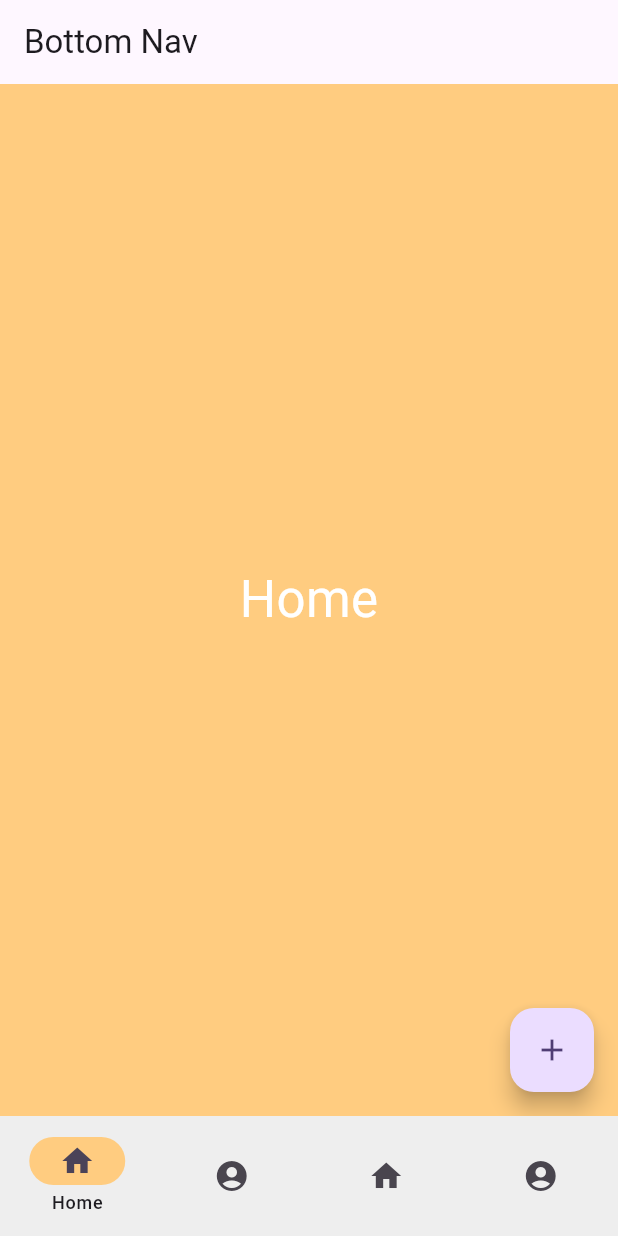
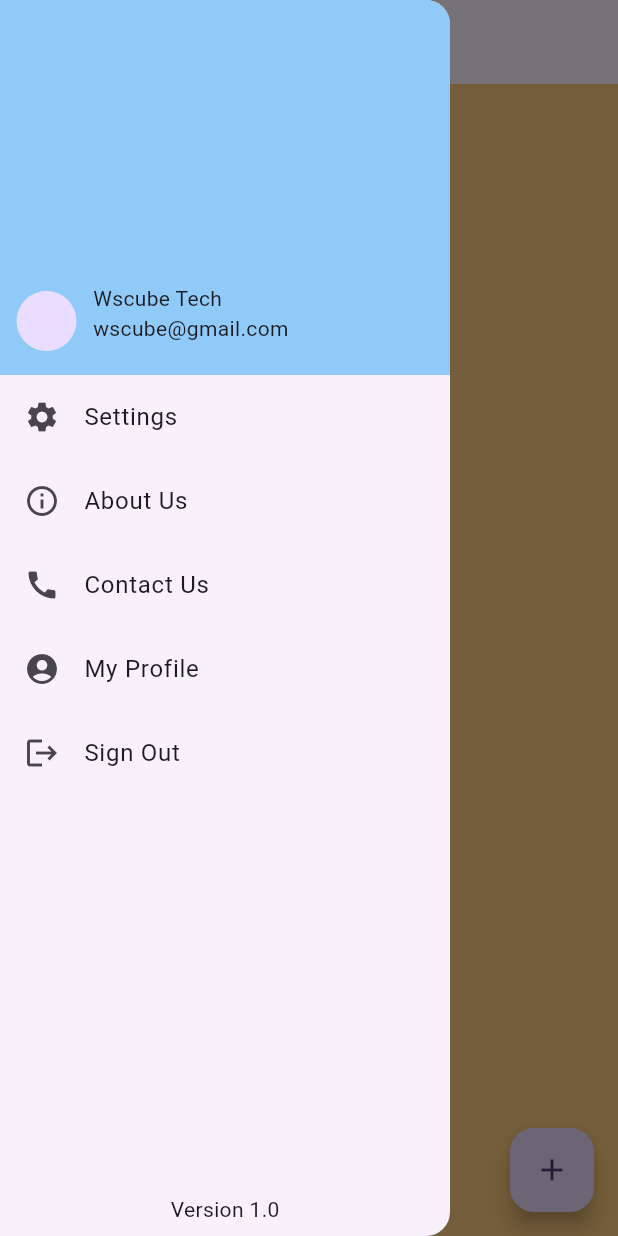
Before and after one commit to raunak2909/app_bar_173, a Flutter app: the screen it shows after launch, with the side drawer open (before the commit the screen has no drawer), on a phone screen of 412 x 824 dp. Run offline on Flutter 3.47's test engine with Material 2 defaults, Android fonts, the light colour scheme and no system bars.

Commit message:
Drawer added

```diff
--- /dev/null
+++ b/lib/drawer.dart
@@ -0,0 +1,98 @@
+import 'package:app_bar_173/tabs/chat_tab.dart';
+import 'package:app_bar_173/tabs/status_tab.dart';
+import 'package:flutter/material.dart';
+
+class DrawerPage extends StatefulWidget {
+  @override
+  State<DrawerPage> createState() => _DrawerPageState();
+}
+
+class _DrawerPageState extends State<DrawerPage> {
+  List<Map<String, dynamic>> drawerItems = [
+    {"icon": Icons.settings, "title": "Settings"},
+    {"icon": Icons.info_outline, "title": "About Us"},
+    {"icon": Icons.call, "title": "Contact Us"},
+    {"icon": Icons.account_circle, "title": "My Profile"},
+    {"icon": Icons.logout, "title": "Sign Out"}
+  ];
+
+  int selectedIndex = 0;
+
+  List<Widget> listDrawerPages = [
+    ChatTabPage(),
+    StatusTabPage(),
+    ChatTabPage(),
+    StatusTabPage(),
+  ];
+
+  @override
+  Widget build(BuildContext context) {
+    return Scaffold(
+      appBar: AppBar(
+        title: Text('Drawer'),
+      ),
+      body: listDrawerPages[selectedIndex],
+      drawer: Drawer(
+        width: 300,
+        child: Column(
+          children: [
+            Container(
+              padding: EdgeInsets.all(11),
+              height: 250,
+              decoration: BoxDecoration(
+                color: Colors.blue.shade200
+              ),
+              child: Align(
+                alignment: Alignment.bottomCenter,
+                child: Row(
+                  children: [
+                    CircleAvatar(),
+                    SizedBox(
+                      width: 11,
+                    ),
+                    SizedBox(
+                      height: 50,
+                      child: Column(
+                        crossAxisAlignment: CrossAxisAlignment.start,
+                        children: [
+                          Text('Wscube Tech'),
+                          Text('wscube@gmail.com')
+                        ],
+                      ),
+                    )
+                  ],
+                ),
+              ),
+            ),
+            Expanded(
+              child: ListView.builder(
+                itemCount: drawerItems.length,
+                  itemBuilder: (_, index){
+                return InkWell(
+                  onTap: (){
+                    if(index==4){
+                      //dialog
+                    } else {
+                      selectedIndex = index;
+                      setState((){});
+                    }
+                    Navigator.pop(context);
+
+                  },
+                  child: ListTile(
+                    leading: Icon(drawerItems[index]['icon']),
+                    title: Text(drawerItems[index]['title']),
+                  ),
+                );
+              }),
+            ),
+            Padding(
+              padding: const EdgeInsets.all(8.0),
+              child: Text('Version 1.0'),
+            )
+          ],
+        )
+      ),
+    );
+  }
+}
--- a/lib/main.dart
+++ b/lib/main.dart
@@ -1,6 +1,8 @@
 import 'package:app_bar_173/bottom_nav_br.dart';
 import 'package:app_bar_173/tab_exp_page.dart';
 import 'package:flutter/material.dart';
+
+import 'drawer.dart';
 
 void main() {
   runApp(const MyApp());
@@ -18,7 +20,7 @@ class MyApp extends StatelessWidget {
         colorScheme: ColorScheme.fromSeed(seedColor: Colors.deepPurple),
         useMaterial3: true,
       ),
-      home: BottomNavPage(),
+      home: DrawerPage(),
     );
   }
 }
@@ -69,7 +71,9 @@ class _HomePageState extends State<HomePage> {
           IconButton(onPressed: () {
 
           }, icon: Icon(Icons.camera_alt_outlined)),
-          IconButton(onPressed: () {}, icon: Icon(Icons.favorite_border_sharp)),
+          IconButton(onPressed: () {
+
+          }, icon: Icon(Icons.favorite_border_sharp)),
           PopupMenuButton(
             initialValue: mInitialValue,
               elevation: 11,
```
